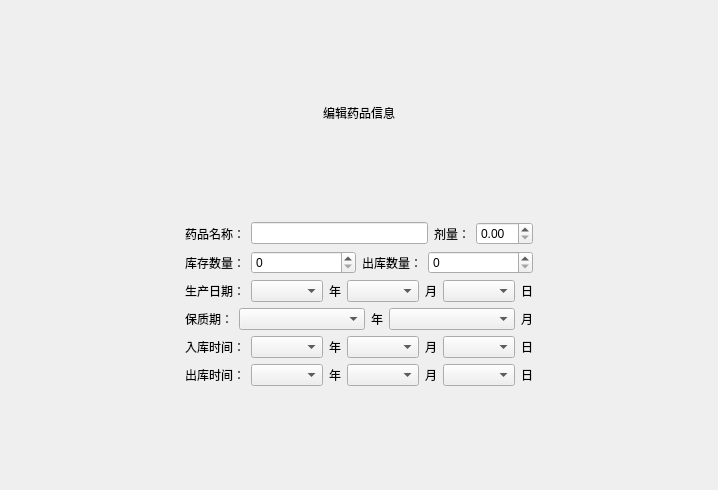
Above: drugeditview.ui from DgutGWK/QtCourse before the change. Below: the same form after it.
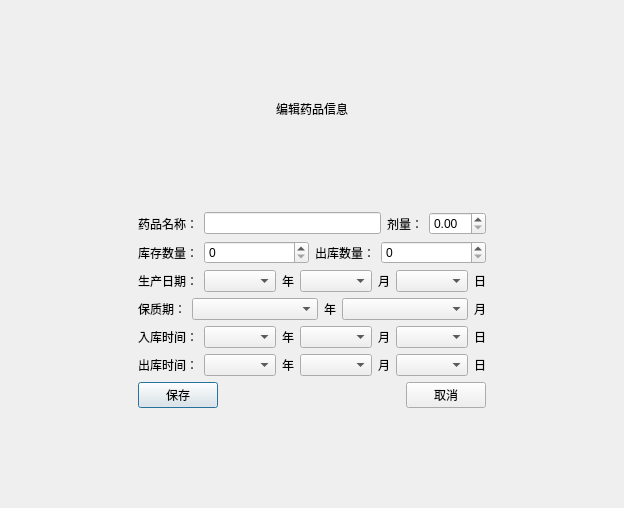
That is the form after the change.

Patch:
```diff
--- a/drugeditview.ui
+++ b/drugeditview.ui
@@ -6,40 +6,14 @@
    <rect>
     <x>0</x>
     <y>0</y>
-    <width>718</width>
-    <height>490</height>
+    <width>624</width>
+    <height>508</height>
    </rect>
   </property>
   <property name="windowTitle">
    <string>社区医疗管理系统</string>
   </property>
   <layout class="QGridLayout" name="gridLayout">
-   <item row="4" column="2">
-    <spacer name="horizontalSpacer_4">
-     <property name="orientation">
-      <enum>Qt::Orientation::Horizontal</enum>
-     </property>
-     <property name="sizeHint" stdset="0">
-      <size>
-       <width>130</width>
-       <height>20</height>
-      </size>
-     </property>
-    </spacer>
-   </item>
-   <item row="5" column="1">
-    <spacer name="verticalSpacer_3">
-     <property name="orientation">
-      <enum>Qt::Orientation::Vertical</enum>
-     </property>
-     <property name="sizeHint" stdset="0">
-      <size>
-       <width>20</width>
-       <height>70</height>
-      </size>
-     </property>
-    </spacer>
-   </item>
    <item row="0" column="1">
     <spacer name="verticalSpacer_2">
      <property name="orientation">
@@ -53,7 +27,30 @@
      </property>
     </spacer>
    </item>
-   <item row="4" column="0">
+   <item row="1" column="1">
+    <widget class="QLabel" name="label">
+     <property name="text">
+      <string>编辑药品信息</string>
+     </property>
+     <property name="alignment">
+      <set>Qt::AlignmentFlag::AlignCenter</set>
+     </property>
+    </widget>
+   </item>
+   <item row="2" column="1">
+    <spacer name="verticalSpacer">
+     <property name="orientation">
+      <enum>Qt::Orientation::Vertical</enum>
+     </property>
+     <property name="sizeHint" stdset="0">
+      <size>
+       <width>20</width>
+       <height>71</height>
+      </size>
+     </property>
+    </spacer>
+   </item>
+   <item row="3" column="0">
     <spacer name="horizontalSpacer_2">
      <property name="orientation">
       <enum>Qt::Orientation::Horizontal</enum>
@@ -67,19 +64,6 @@
     </spacer>
    </item>
    <item row="3" column="1">
-    <spacer name="verticalSpacer">
-     <property name="orientation">
-      <enum>Qt::Orientation::Vertical</enum>
-     </property>
-     <property name="sizeHint" stdset="0">
-      <size>
-       <width>20</width>
-       <height>71</height>
-      </size>
-     </property>
-    </spacer>
-   </item>
-   <item row="4" column="1">
     <layout class="QVBoxLayout" name="verticalLayout">
      <item>
       <layout class="QHBoxLayout" name="horizontalLayout">
@@ -321,17 +305,64 @@
        </item>
       </layout>
      </item>
+     <item>
+      <layout class="QHBoxLayout" name="horizontalLayout_9">
+       <item>
+        <widget class="QPushButton" name="btSaveDrugMessage">
+         <property name="text">
+          <string>保存</string>
+         </property>
+        </widget>
+       </item>
+       <item>
+        <spacer name="horizontalSpacer">
+         <property name="orientation">
+          <enum>Qt::Orientation::Horizontal</enum>
+         </property>
+         <property name="sizeHint" stdset="0">
+          <size>
+           <width>40</width>
+           <height>20</height>
+          </size>
+         </property>
+        </spacer>
+       </item>
+       <item>
+        <widget class="QPushButton" name="btCancelDrugMessage">
+         <property name="text">
+          <string>取消</string>
+         </property>
+        </widget>
+       </item>
+      </layout>
+     </item>
     </layout>
    </item>
-   <item row="1" column="1">
-    <widget class="QLabel" name="label">
-     <property name="text">
-      <string>编辑药品信息</string>
+   <item row="3" column="2">
+    <spacer name="horizontalSpacer_4">
+     <property name="orientation">
+      <enum>Qt::Orientation::Horizontal</enum>
      </property>
-     <property name="alignment">
-      <set>Qt::AlignmentFlag::AlignCenter</set>
+     <property name="sizeHint" stdset="0">
+      <size>
+       <width>130</width>
+       <height>20</height>
+      </size>
      </property>
-    </widget>
+    </spacer>
+   </item>
+   <item row="4" column="1">
+    <spacer name="verticalSpacer_3">
+     <property name="orientation">
+      <enum>Qt::Orientation::Vertical</enum>
+     </property>
+     <property name="sizeHint" stdset="0">
+      <size>
+       <width>20</width>
+       <height>70</height>
+      </size>
+     </property>
+    </spacer>
    </item>
   </layout>
  </widget>
```
Left out of the diff: 8 changed lines with no effect on the pictures.
